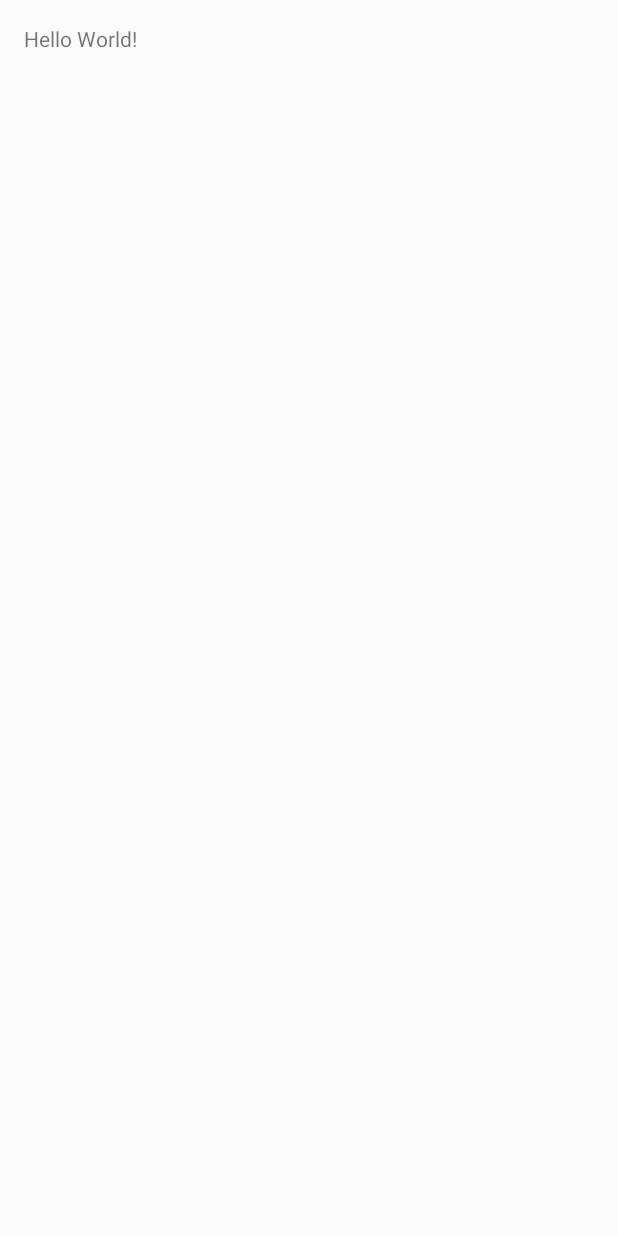
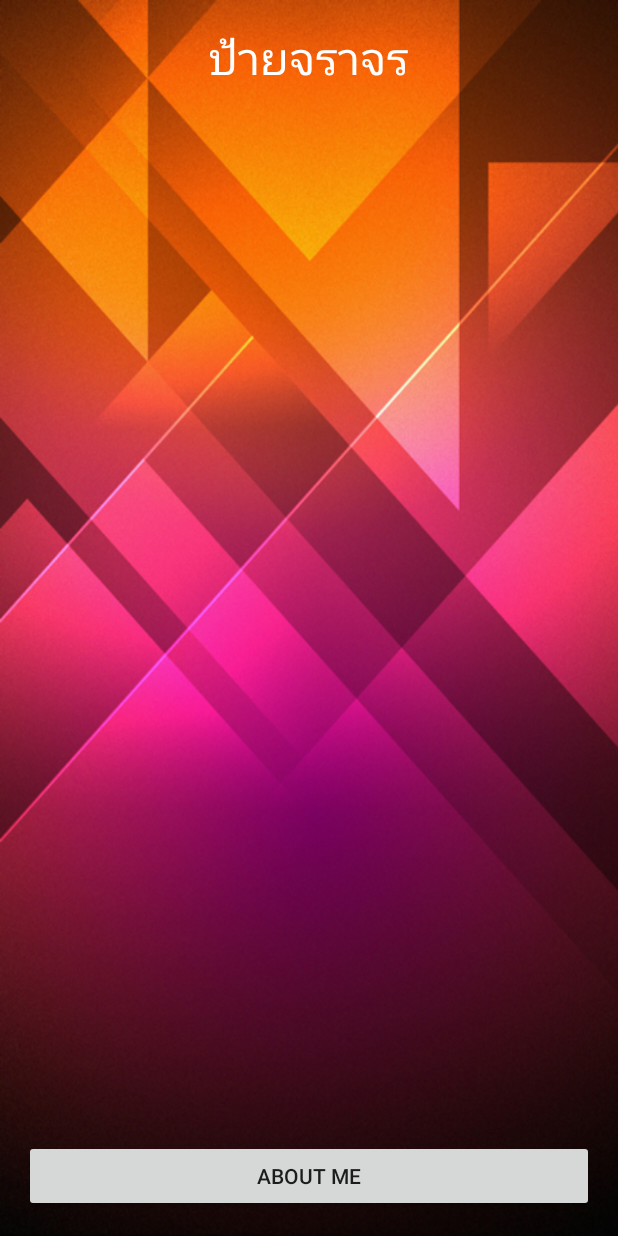
Before and after one commit to Soraya24/Traffic-Learning, an Android app: the screen it shows after launch (MainActivity), on a phone screen of 412 x 824 dp. Before the commit the screen is almost empty. Run offline under Robolectric (Android 15) with nearby library versions, the light colour scheme and no system bars.

Commit message:
finish 10sep

```diff
--- a/app/src/main/res/layout/activity_main.xml
+++ b/app/src/main/res/layout/activity_main.xml
@@ -7,10 +7,31 @@
     android:paddingLeft="@dimen/activity_horizontal_margin"
     android:paddingRight="@dimen/activity_horizontal_margin"
     android:paddingTop="@dimen/activity_vertical_margin"
-    tools:context="com.thailand.sorayanakthon.trafficlearning.MainActivity">
+    tools:context="com.thailand.sorayanakthon.trafficlearning.MainActivity"
+    android:background="@drawable/wallpapers_a_06">
 
     <TextView
         android:layout_width="wrap_content"
         android:layout_height="wrap_content"
-        android:text="Hello World!" />
+        android:text="@string/title_main"
+        android:id="@+id/textView"
+        android:textSize="@dimen/h1"
+        android:layout_centerHorizontal="true"
+        android:textColor="@color/a_text" />
+
+    <Button
+        android:layout_width="match_parent"
+        android:layout_height="wrap_content"
+        android:text="About Me"
+        android:id="@+id/button"
+        android:layout_alignParentBottom="true" />
+
+    <ListView
+        android:layout_width="wrap_content"
+        android:layout_height="wrap_content"
+        android:id="@+id/listView"
+        android:layout_above="@+id/button"
+        android:layout_below="@+id/textView"
+        android:layout_marginTop="20dp"
+        android:layout_marginBottom="20dp" />
 </RelativeLayout>
--- a/app/src/main/res/values/colors.xml
+++ b/app/src/main/res/values/colors.xml
@@ -3,4 +3,7 @@
     <color name="colorPrimary">#3F51B5</color>
     <color name="colorPrimaryDark">#303F9F</color>
     <color name="colorAccent">#FF4081</color>
+
+    <color name="a_text">#ffffff</color>
+
 </resources>
--- a/app/src/main/res/values/dimens.xml
+++ b/app/src/main/res/values/dimens.xml
@@ -2,4 +2,9 @@
     <!-- Default screen margins, per the Android Design guidelines. -->
     <dimen name="activity_horizontal_margin">16dp</dimen>
     <dimen name="activity_vertical_margin">16dp</dimen>
+
+    <dimen name="h1">30sp</dimen>
+    <dimen name="h2">20sp</dimen>
+    <dimen name="icon">120dp</dimen>
+
 </resources>
--- a/app/src/main/res/values/strings.xml
+++ b/app/src/main/res/values/strings.xml
@@ -1,3 +1,6 @@
 <resources>
     <string name="app_name">Traffic learning</string>
+
+    <string name="title_main">ป้ายจราจร </string>
+
 </resources>
```
Also changed, not shown: app/src/main/res/drawable/wallpapers_a_06.png (added).
